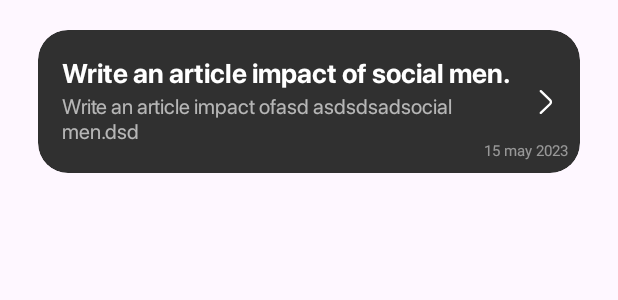
After one commit to bunyatovvv/GreenGPT, an Android app: the layout saved_row.xml on its own in the app's theme, with its tools: preview values and no code run, on a phone screen of 412 x 824 dp. The commit adds this screen. Shown: the top 300 px of the screen. Run offline under Robolectric (Android 15) with nearby library versions, the phone set to English and light mode, and no system bars.

Commit message:
Fragment Saved layout is ready

```diff
--- a/app/src/main/java/com/example/greengpt/presentation/category/CategoryFragment.kt
+++ b/app/src/main/java/com/example/greengpt/presentation/category/CategoryFragment.kt
@@ -11,10 +11,6 @@ class CategoryFragment : Fragment() {
 
     private var _binding: FragmentCategoryBinding? = null
     private val binding get() = _binding!!
-    override fun onCreate(savedInstanceState: Bundle?) {
-        super.onCreate(savedInstanceState)
-
-    }
 
     override fun onCreateView(
         inflater: LayoutInflater, container: ViewGroup?,
--- a/app/src/main/java/com/example/greengpt/presentation/chat/ChatFragment.kt
+++ b/app/src/main/java/com/example/greengpt/presentation/chat/ChatFragment.kt
@@ -11,10 +11,6 @@ class ChatFragment : Fragment() {
 
     private var _binding: FragmentChatBinding? = null
     private val binding get() = _binding!!
-    override fun onCreate(savedInstanceState: Bundle?) {
-        super.onCreate(savedInstanceState)
-
-    }
 
     override fun onCreateView(
         inflater: LayoutInflater, container: ViewGroup?,
--- a/app/src/main/java/com/example/greengpt/presentation/saved/SavedFragment.kt
+++ b/app/src/main/java/com/example/greengpt/presentation/saved/SavedFragment.kt
@@ -12,10 +12,6 @@ class SavedFragment : Fragment() {
 
     private var _binding: FragmentSavedBinding? = null
     private val binding get() = _binding!!
-    override fun onCreate(savedInstanceState: Bundle?) {
-        super.onCreate(savedInstanceState)
-
-    }
 
     override fun onCreateView(
         inflater: LayoutInflater, container: ViewGroup?,
--- /dev/null
+++ b/app/src/main/res/drawable/right_arrow_icon.xml
@@ -0,0 +1,14 @@
+<?xml version="1.0" encoding="utf-8"?>
+<vector xmlns:android="http://schemas.android.com/apk/res/android"
+    android:width="9dp"
+    android:height="16dp"
+    android:viewportWidth="9"
+    android:viewportHeight="16">
+    <path
+        android:strokeColor="#FF3A3A3A"
+        android:strokeWidth="1.5"
+        android:strokeLineCap="round"
+        android:strokeLineJoin="round"
+        android:strokeMiterLimit="10"
+        android:pathData="M1.17 15.26l5.97-5.98c0.71-0.7 0.71-1.86 0-2.56L1.17 0.74"/>
+</vector>
--- a/app/src/main/res/layout/fragment_saved.xml
+++ b/app/src/main/res/layout/fragment_saved.xml
@@ -1,14 +1,22 @@
 <?xml version="1.0" encoding="utf-8"?>
-<FrameLayout xmlns:android="http://schemas.android.com/apk/res/android"
+<androidx.constraintlayout.widget.ConstraintLayout xmlns:android="http://schemas.android.com/apk/res/android"
+    xmlns:app="http://schemas.android.com/apk/res-auto"
     xmlns:tools="http://schemas.android.com/tools"
     android:layout_width="match_parent"
     android:layout_height="match_parent"
+    android:background="#171818"
     tools:context=".presentation.saved.SavedFragment">
 
-    <!-- TODO: Update blank fragment layout -->
-    <TextView
+
+    <androidx.recyclerview.widget.RecyclerView
         android:layout_width="match_parent"
         android:layout_height="match_parent"
-        android:text="@string/hello_blank_fragment" />
+        app:layout_constraintStart_toStartOf="parent"
+        app:layout_constraintBottom_toBottomOf="parent"
+        app:layout_constraintEnd_toEndOf="parent"
+        tools:listitem="@layout/saved_row"
+        app:layout_constraintTop_toTopOf="parent">
 
-</FrameLayout>
+    </androidx.recyclerview.widget.RecyclerView>
+
+</androidx.constraintlayout.widget.ConstraintLayout>
--- /dev/null
+++ b/app/src/main/res/layout/saved_row.xml
@@ -0,0 +1,85 @@
+<?xml version="1.0" encoding="utf-8"?>
+<LinearLayout xmlns:android="http://schemas.android.com/apk/res/android"
+    android:layout_width="match_parent"
+    xmlns:app="http://schemas.android.com/apk/res-auto"
+    android:paddingStart="25dp"
+    android:paddingEnd="25dp"
+    android:paddingTop="20dp"
+    android:layout_height="wrap_content">
+
+    <androidx.cardview.widget.CardView
+        android:layout_width="match_parent"
+        android:layout_height="95dp"
+        app:cardElevation="0dp"
+        app:cardCornerRadius="20dp"
+        app:cardBackgroundColor="@color/input">
+
+        <androidx.constraintlayout.widget.ConstraintLayout
+            android:layout_width="match_parent"
+            android:layout_height="match_parent">
+
+            <ImageView
+                android:id="@+id/rightArrow"
+                android:layout_width="wrap_content"
+                android:layout_height="wrap_content"
+                android:src="@drawable/right_arrow_icon"
+                app:layout_constraintTop_toTopOf="parent"
+                app:layout_constraintBottom_toBottomOf="parent"
+                app:layout_constraintEnd_toEndOf="parent"
+                android:layout_marginEnd="18dp"
+                app:tint="@color/white" />
+
+            <TextView
+                android:id="@+id/titleText"
+                android:layout_width="0dp"
+                android:layout_height="wrap_content"
+                android:layout_marginEnd="8dp"
+                android:fontFamily="@font/sfpro_bold"
+                android:textColor="@color/white"
+                android:text="Write an article impact of social men."
+                android:maxLines="1"
+                android:textSize="18sp"
+                app:layout_constraintEnd_toStartOf="@id/rightArrow"
+                app:layout_constraintTop_toTopOf="parent"
+                app:layout_constraintStart_toStartOf="parent"
+                android:paddingStart="16dp"
+                android:paddingTop="16dp">
+
+            </TextView>
+
+            <TextView
+                android:id="@+id/descriptionText"
+                android:layout_width="0dp"
+                android:layout_height="wrap_content"
+                android:fontFamily="@font/sfpro_regular"
+                android:textColor="#A6FFFFFF"
+                android:text="Write an article impact ofasd asdsdsadsocial men.dsd"
+                android:maxLines="3"
+                android:layout_marginEnd="8dp"
+                android:textSize="14sp"
+                app:layout_constraintEnd_toStartOf="@id/rightArrow"
+                app:layout_constraintTop_toBottomOf="@id/titleText"
+                app:layout_constraintStart_toStartOf="parent"
+                android:paddingStart="16dp">
+
+            </TextView>
+
+            <TextView
+                android:layout_width="wrap_content"
+                android:layout_height="wrap_content"
+                android:text="15 may 2023"
+                android:textColor="#80FFFFFF"
+                android:textSize="10sp"
+                app:layout_constraintBottom_toBottomOf="parent"
+                app:layout_constraintEnd_toEndOf="parent"
+                android:layout_margin="8dp">
+
+            </TextView>
+
+
+        </androidx.constraintlayout.widget.ConstraintLayout>
+
+
+    </androidx.cardview.widget.CardView>
+
+</LinearLayout>
```
